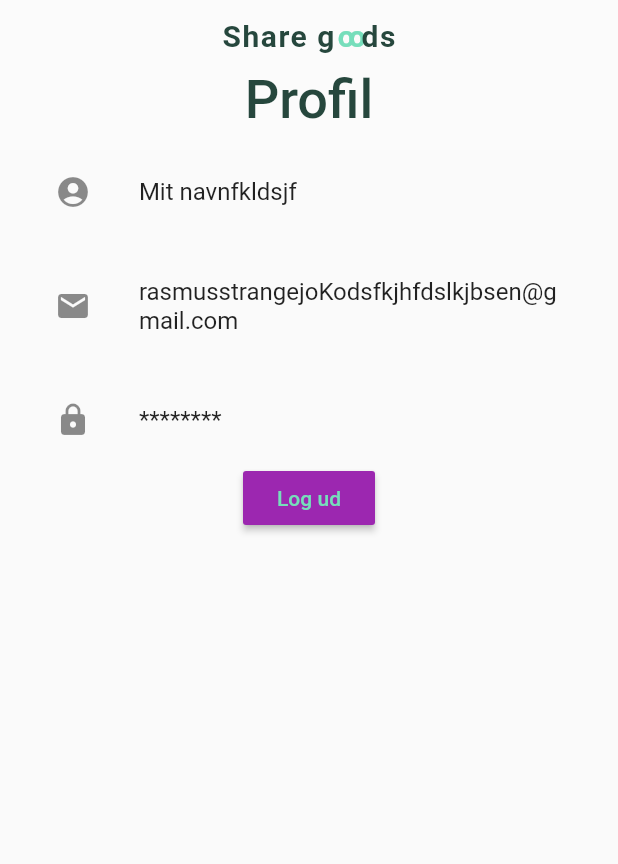
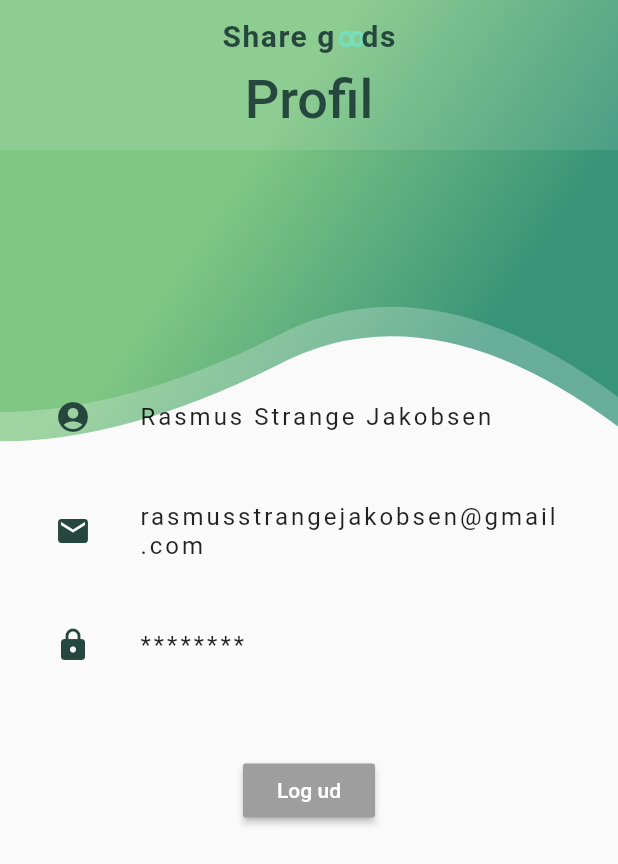
Before and after one commit to patricklopdrup/Share-goods, a Flutter app: the Profile screen opened directly, on a phone screen of 412 x 824 dp. Shown: the top 864 px of the screen. Run offline on Flutter 3.47's test engine with Material 2 defaults, Android fonts, the phone set to English and light mode, and no system bars; our stand-ins replace cloud_firestore, firebase_auth, firebase_core, firebase_crashlytics, flutter_conditional_rendering; missing offline and left inert: loading_animations; accounts and stored records are empty; Roboto replaces fonts that are missing (OpenSans).

Commit message:
Made a more nice design for profile page with ClipPath

```diff
--- a/share_goods/lib/pages_bottomnav/profile_page.dart
+++ b/share_goods/lib/pages_bottomnav/profile_page.dart
@@ -26,35 +26,91 @@ class _ProfileState extends State<Profile> {
   @override
   Widget build(BuildContext context) {
     return Scaffold(
+        extendBodyBehindAppBar: true,
         appBar: MyAppBar(
           title: 'Profil',
         ),
-        body: Container(
-          child: Column(
+        body: Stack(
+          children: <Widget>[
+            buildOpacityClipPath(context),
+            buildClipPath(context),
+            buildUserInfo(),
+          ],
+        ));
+  }
+
+  Widget buildClipPath(BuildContext context) {
+    return ClipPath(
+      clipper: ClippingClass(),
+      child: Container(
+        width: MediaQuery.of(context).size.width,
+        height: MediaQuery.of(context).size.height / 3,
+        decoration: BoxDecoration(
+          gradient: LinearGradient(
+            begin: Alignment.topCenter,
+            end: Alignment.centerRight,
+            stops: [0.1, 0.9],
+            colors: [
+              myGradientGreen1,
+              myGradientGreen2,
+            ],
+          ),
+        ),
+      ),
+    );
+  }
+
+  Widget buildOpacityClipPath(BuildContext context) {
+    return Opacity(
+      opacity: 0.75,
+      child: ClipPath(
+        clipper: ClippingClass(),
+        child: Container(
+          width: MediaQuery.of(context).size.width,
+          height: MediaQuery.of(context).size.height / 2.8,
+          decoration: BoxDecoration(
+            gradient: LinearGradient(
+              begin: Alignment.topCenter,
+              end: Alignment.centerRight,
+              stops: [0.1, 0.9],
+              colors: [
+                myGradientGreen1,
+                myGradientGreen2,
+              ],
+            ),
+          ),
+        ),
+      ),
+    );
+  }
+
+  Widget buildUserInfo() {
+    return Column(
       children: [
-              ProfileInfo(Icons.account_circle, "Mit navnfkldsjf"),
+        SizedBox(height: 250),
+        ProfileInfo(Icons.account_circle, "Rasmus Strange Jakobsen"),
         SizedBox(
           height: sizedBoxHeight,
         ),
-              ProfileInfo(
-                  Icons.email, "rasmusstrangejoKodsfkjhfdslkjbsen@gmail.com"),
+        ProfileInfo(Icons.email, "rasmusstrangejakobsen@gmail.com"),
         SizedBox(
           height: sizedBoxHeight,
         ),
         ProfileInfo(Icons.lock_rounded, '********'),
+        SizedBox(
+          height: 45.0,
+        ),
         Align(
           alignment: Alignment.bottomCenter,
           child: RaisedButton(
               onPressed: () {
                 _auth.signOut();
               },
-                    child:
-                        Text('Log ud', style: TextStyle(color: myLightGreen)),
-                    color: Colors.purple),
+              child: Text('Log ud', style: TextStyle(color: Colors.white)),
+              color: Colors.grey),
         ),
       ],
-          ),
-        ));
+    );
   }
 
   @override
@@ -66,8 +122,8 @@ class _ProfileState extends State<Profile> {
 }
 
 class ProfileInfo extends StatelessWidget {
-  IconData icon;
-  String info;
+  final IconData icon;
+  final String info;
 
   ProfileInfo(this.icon, this.info);
 
@@ -78,11 +134,15 @@ class ProfileInfo extends StatelessWidget {
       padding: EdgeInsets.fromLTRB(hej, 0, hej, 0),
       child: ListTile(
         leading: Container(
-          child: Icon(icon),
+          child: Icon(
+            icon,
+            color: myDarkGreen,
+          ),
         ),
         title: Container(
           child: Text(
             info,
+            style: TextStyle(letterSpacing: 2),
             textAlign: TextAlign.start,
           ),
         ),
@@ -91,17 +151,52 @@ class ProfileInfo extends StatelessWidget {
   }
 }
 
-Widget _profileInfo(IconData icon, String info) {
-  return ListTile(
-    leading: Container(
-      child: Icon(icon),
-    ),
-    title: Container(
-      width: double.infinity,
-      child: Text(
-        info,
-      ),
-    ),
-    tileColor: Colors.amber,
+class ClippingClass extends CustomClipper<Path> {
+  @override
+  Path getClip(Size size) {
+    var path = new Path();
+    path.lineTo(
+      0,
+      size.height,
+    ); //start path with this if you are making at bottom
+
+    var firstStart = Offset(size.width / 5, size.height);
+    //fist point of quadratic bezier curve
+    var firstEnd = Offset(size.width / 2.25, size.height - 50.0);
+    //second point of quadratic bezier curve
+    path.quadraticBezierTo(
+      firstStart.dx,
+      firstStart.dy,
+      firstEnd.dx,
+      firstEnd.dy,
     );
+
+    var secondStart = Offset(
+      size.width - (size.width / 3.24),
+      size.height - 105,
+    );
+    //third point of quadratic bezier curve
+    var secondEnd = Offset(size.width, size.height - 10);
+    //fourth point of quadratic bezier curve
+    path.quadraticBezierTo(
+      secondStart.dx,
+      secondStart.dy,
+      secondEnd.dx,
+      secondEnd.dy,
+    );
+
+    path.lineTo(
+      size.width,
+      0,
+    ); //end with this path if you are making wave at bottom
+    path.close();
+    return path;
   }
+
+  @override
+  bool shouldReclip(covariant CustomClipper<Path> oldClipper) {
+    return false;
+    // TODO: implement shouldReclip
+    throw UnimplementedError();
+  }
+}
```
Lines whose indentation alone changed are shown as unchanged.
